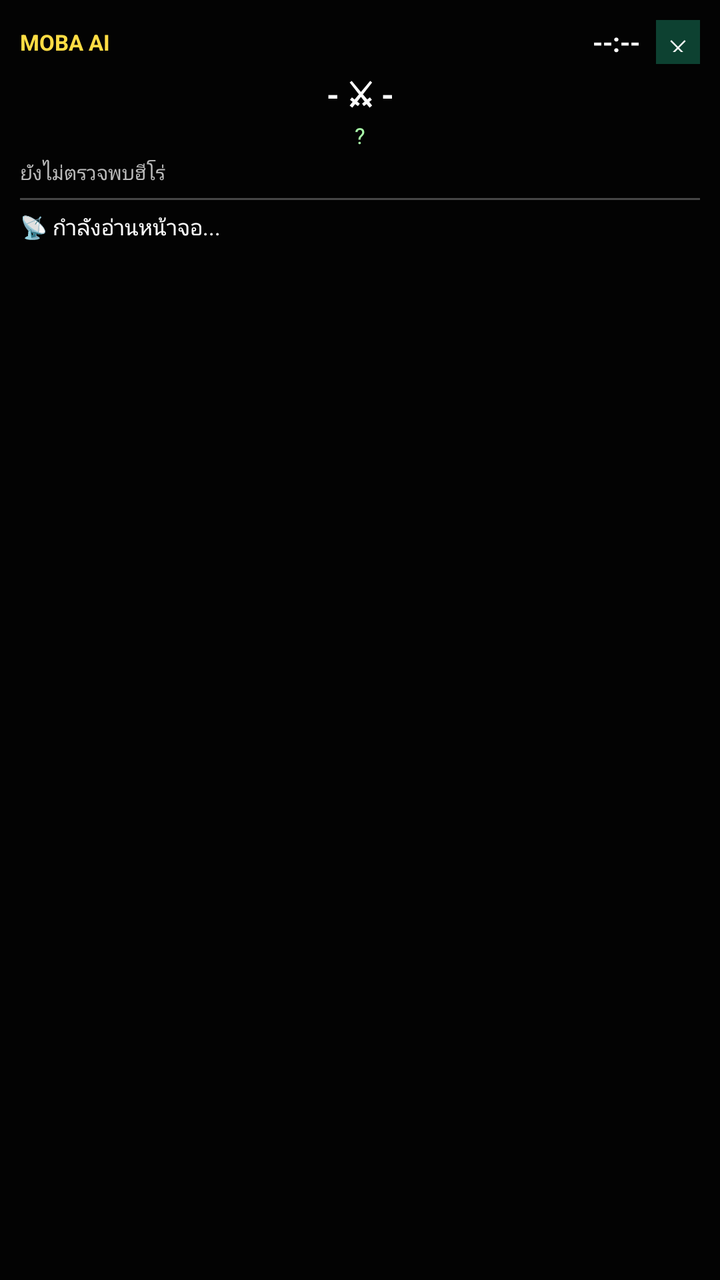
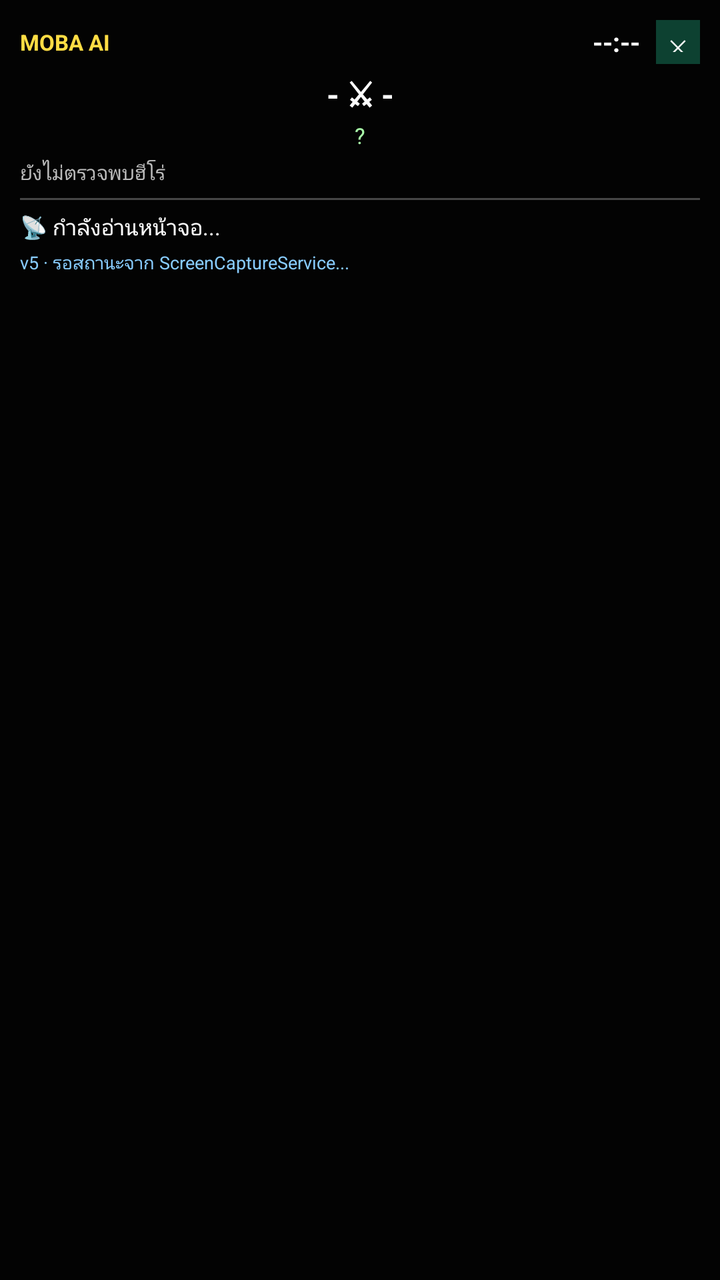

An Android layout rendered at two revisions. The XML below is the earlier revision; the diff shows what the commit changed to produce the second picture.
<!-- AndroidManifest.xml: application theme Theme.MobaAnalyzer -->
<!-- res/layout/overlay_layout.xml -->
<?xml version="1.0" encoding="utf-8"?>
<LinearLayout xmlns:android="http://schemas.android.com/apk/res/android"
    android:layout_width="220dp"
    android:layout_height="wrap_content"
    android:orientation="vertical"
    android:background="#CC000000"
    android:padding="10dp"
    android:elevation="8dp">

    
    <LinearLayout
        android:layout_width="match_parent"
        android:layout_height="wrap_content"
        android:orientation="horizontal"
        android:gravity="center_vertical">

        <TextView
            android:layout_width="0dp"
            android:layout_height="wrap_content"
            android:layout_weight="1"
            android:text="MOBA AI"
            android:textColor="#FFDD44"
            android:textSize="11sp"
            android:textStyle="bold" />

        
        <TextView
            android:id="@+id/tvOverlayTimer"
            android:layout_width="wrap_content"
            android:layout_height="wrap_content"
            android:text="--:--"
            android:textColor="#FFFFFF"
            android:textSize="13sp"
            android:textStyle="bold"
            android:layout_marginEnd="8dp" />

        
        <Button
            android:id="@+id/btnOverlayClose"
            android:layout_width="22dp"
            android:layout_height="22dp"
            android:text="✕"
            android:textColor="#FFFFFF"
            android:textSize="10sp"
            android:background="#66FFFFFF"
            android:padding="0dp" />
    </LinearLayout>

    
    <TextView
        android:id="@+id/tvOverlayScore"
        android:layout_width="match_parent"
        android:layout_height="wrap_content"
        android:text="- ⚔ -"
        android:textColor="#FFFFFF"
        android:textSize="16sp"
        android:textStyle="bold"
        android:gravity="center"
        android:layout_marginTop="4dp" />

    
    <TextView
        android:id="@+id/tvOverlayPhase"
        android:layout_width="match_parent"
        android:layout_height="wrap_content"
        android:text="?"
        android:textColor="#AAFFAA"
        android:textSize="11sp"
        android:gravity="center"
        android:layout_marginTop="2dp" />

    
    <TextView
        android:id="@+id/tvOverlayHeroes"
        android:layout_width="match_parent"
        android:layout_height="wrap_content"
        android:text="ยังไม่ตรวจพบฮีโร่"
        android:textColor="#BBBBBB"
        android:textSize="10sp"
        android:layout_marginTop="4dp"
        android:maxLines="2"
        android:ellipsize="end" />

    
    <View
        android:layout_width="match_parent"
        android:layout_height="1dp"
        android:background="#44FFFFFF"
        android:layout_marginTop="6dp"
        android:layout_marginBottom="6dp" />

    
    <TextView
        android:id="@+id/tvOverlayTip"
        android:layout_width="match_parent"
        android:layout_height="wrap_content"
        android:text="📡 กำลังอ่านหน้าจอ..."
        android:textColor="#FFFFFF"
        android:textSize="11sp"
        android:maxLines="3"
        android:lineSpacingMultiplier="1.3" />

</LinearLayout>
<!-- resources referenced by this layout -->
<resources>
  <style name="Theme.MobaAnalyzer" parent="Theme.MaterialComponents.DayNight.DarkActionBar">
          <item name="colorPrimary">@color/accent_green</item>
          <item name="colorPrimaryVariant">@color/teal_700</item>
          <item name="colorOnPrimary">@color/white</item>
          <item name="colorSecondary">@color/accent_yellow</item>
          <item name="colorOnSecondary">@color/black</item>
          <item name="android:statusBarColor">@color/bg_dark</item>
          <item name="android:windowBackground">@color/bg_dark</item>
          <item name="android:actionBarStyle">@style/ActionBarDark</item>
      </style>
  <color name="accent_green">#FF1D9E75</color>
  <color name="teal_700">#FF018786</color>
  <color name="white">#FFFFFFFF</color>
  <color name="accent_yellow">#FFFFDD44</color>
  <color name="black">#FF000000</color>
  <color name="bg_dark">#FF121212</color>
  <style name="ActionBarDark" parent="Widget.AppCompat.ActionBar.Solid">
          <item name="background">@color/bg_dark</item>
          <item name="titleTextStyle">@style/ActionBarTitleStyle</item>
      </style>
  <style name="ActionBarTitleStyle" parent="TextAppearance.AppCompat.Widget.ActionBar.Title">
          <item name="android:textColor">@color/accent_yellow</item>
      </style>
</resources>

<!-- the commit's change to res/layout/overlay_layout.xml (unified diff, before → after) -->
@@ -100,4 +100,15 @@
         android:maxLines="3"
         android:lineSpacingMultiplier="1.3" />
 
+    
+    <TextView
+        android:id="@+id/tvOverlayDebug"
+        android:layout_width="match_parent"
+        android:layout_height="wrap_content"
+        android:text="v5 · รอสถานะจาก ScreenCaptureService..."
+        android:textColor="#88CCFF"
+        android:textSize="9sp"
+        android:maxLines="3"
+        android:layout_marginTop="4dp" />
+
 </LinearLayout>
